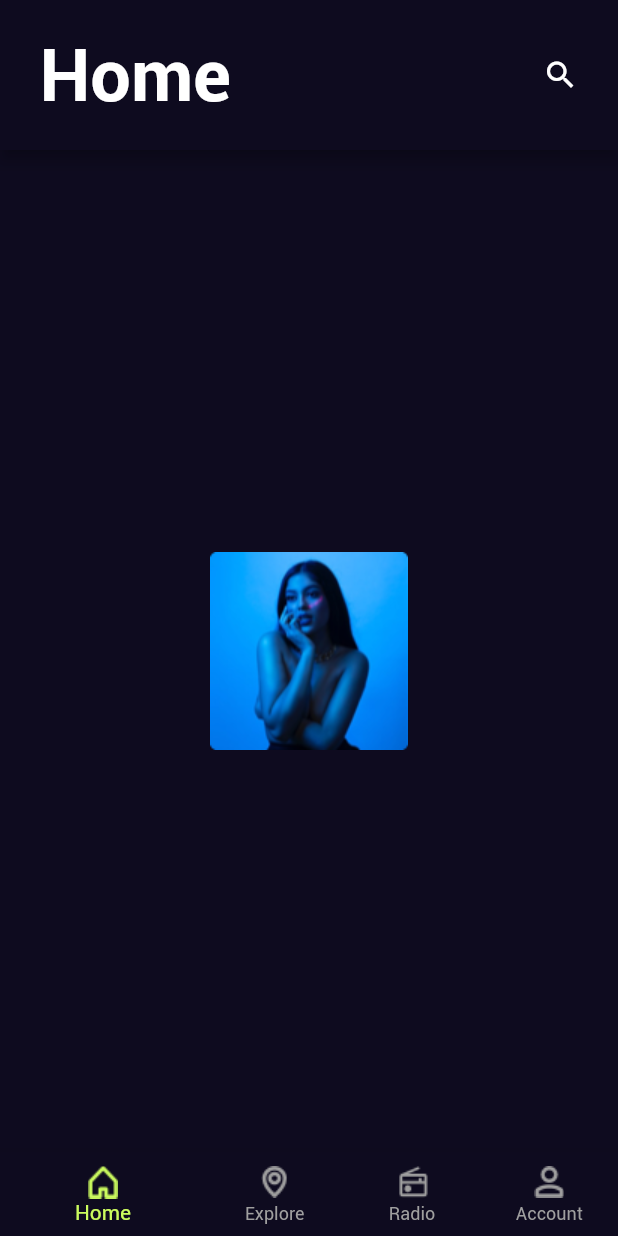
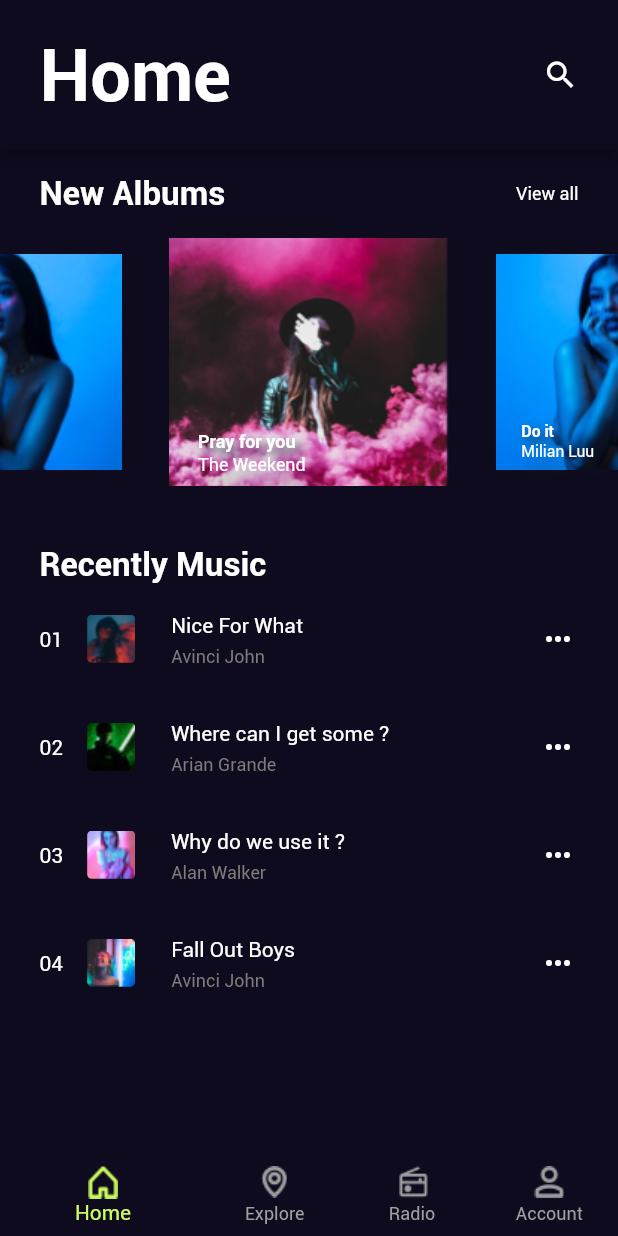
Before and after one commit to LuongDuyDat/Music-World-App, a Flutter app: the MyHomePage screen opened directly, on a phone screen of 412 x 824 dp. Run offline on Flutter 3.47's test engine with Material 2 defaults, Android fonts, the phone set to English and light mode, and no system bars; drawn by our look-alikes of carousel_slider.

Commit message:
add home page

```diff
--- /dev/null
+++ b/lib/components/song_tile.dart
@@ -0,0 +1,55 @@
+import 'package:flutter/material.dart';
+import 'package:music_world_app/util/colors.dart';
+import 'package:music_world_app/util/globals.dart';
+import 'package:music_world_app/util/text_style.dart';
+
+class SongListTile extends StatelessWidget {
+  final int? number;
+  final String leadingAsset;
+  final String songName;
+  final String artist;
+  const SongListTile({
+    Key? key,
+    this.number,
+    required this.leadingAsset,
+    required this.songName,
+    required this.artist
+  }) : super(key: key);
+
+  @override
+  Widget build(BuildContext context) {
+    return Row(
+      mainAxisAlignment: MainAxisAlignment.center,
+      children: [
+        number != null ? number! < 10 ? Text('0' + number.toString(), style: bodyRoboto2.copyWith(color: textPrimaryColor),)
+            : Text(number.toString(), style: bodyRoboto2.copyWith(color: textPrimaryColor),)
+            : const SizedBox(width: 0, height: 0,),
+        Flexible(
+          child:  ListTile(
+            leading: Padding(
+              padding: EdgeInsets.only(top: screenHeight * 0.00446),
+              child: ClipRRect(
+                borderRadius: BorderRadius.circular(3.0),
+                child: Image.asset(leadingAsset,),
+              ),
+            ),
+            title: Text(
+              songName,
+              style: bodyRoboto2.copyWith(color: textPrimaryColor),
+            ),
+            subtitle: Text(
+              artist,
+              style: bodyRegular3.copyWith(color: const Color(0xFF817A7A)),
+            ),
+            trailing: IconButton(
+              icon: const Icon(Icons.more_horiz),
+              color: textPrimaryColor,
+              onPressed: (){},
+            ),
+          ),
+        )
+      ],
+    );
+  }
+
+}
--- a/lib/screen/home/view/home_page.dart
+++ b/lib/screen/home/view/home_page.dart
@@ -1,14 +1,94 @@
+import 'package:carousel_slider/carousel_slider.dart';
+import 'package:flutter/cupertino.dart';
+import 'package:flutter/material.dart';
+import 'package:music_world_app/components/song_tile.dart';
+import 'package:music_world_app/util/colors.dart';
+import 'package:music_world_app/util/globals.dart';
+import 'package:music_world_app/util/text_style.dart';
 
-import 'package:flutter/cupertino.dart';
-
+import '../../../util/string.dart';
 
 class Home extends StatelessWidget {
   const Home({Key? key}) : super(key: key);
 
   @override
   Widget build(BuildContext context) {
-    return const Center(
-      child: ImageSlideBar(asset: "assets/images/Album1.png",),
+    return Column(
+      children: [
+        Padding(
+          padding: EdgeInsets.symmetric(vertical: screenHeight * 0.02, horizontal: screenWidth * 0.064),
+          child: Row(
+            mainAxisAlignment: MainAxisAlignment.spaceBetween,
+            children: [
+              Text(
+                newAlbumString,
+                style: title5.copyWith(color: textPrimaryColor),
+              ),
+              Text(
+                viewAllString,
+                style: bodyRegular3.copyWith(color: textPrimaryColor),
+              )
+            ],
+          ),
+        ),
+        CarouselSlider(
+            items: const [
+              ImageSlideBar(asset: "assets/images/Album1.png", title: "Do it", singer: "Milian Luu",),
+              ImageSlideBar(asset: "assets/images/Album2.png", title: "Pray for you", singer: "The Weekend",),
+              ImageSlideBar(asset: "assets/images/Album1.png", title: "Do it", singer: "Milian Luu",),
+            ],
+            options: CarouselOptions(
+              height: 0.2 * screenHeight,
+              initialPage: 1,
+              enableInfiniteScroll: true,
+              enlargeCenterPage: true,
+              viewportFraction: 0.5,
+            )
+        ),
+        Align(
+          alignment: Alignment.centerLeft,
+          child: Padding(
+            padding: EdgeInsets.only(top: screenHeight * 0.049, left: screenWidth * 0.064),
+            child: Text(
+              recentMusicString,
+              style: title5.copyWith(color: textPrimaryColor),
+            ),
+          ),
+        ),
+        Flexible(
+          child: Padding(
+            padding: EdgeInsets.only(left: screenWidth * 0.064),
+            child: ListView(
+              children: const [
+                SongListTile(
+                  leadingAsset: "assets/images/song1.png",
+                  songName: "Nice For What",
+                  artist: "Avinci John",
+                  number: 1,
+                ),
+                SongListTile(
+                  leadingAsset: "assets/images/song2.png",
+                  songName: "Where can I get some ?",
+                  artist: "Arian Grande",
+                  number: 2,
+                ),
+                SongListTile(
+                  leadingAsset: "assets/images/song3.png",
+                  songName: "Why do we use it ?",
+                  artist: "Alan Walker",
+                  number: 3,
+                ),
+                SongListTile(
+                  leadingAsset: "assets/images/song4.png",
+                  songName: "Fall Out Boys",
+                  artist: "Avinci John",
+                  number: 4,
+                ),
+              ],
+            ),
+          )
+        ),
+      ],
     );
   }
 
@@ -16,16 +96,58 @@ class Home extends StatelessWidget {
 
 class ImageSlideBar extends StatelessWidget {
   final String asset;
+  final String title;
+  final String singer;
   const ImageSlideBar({
     Key? key,
     required this.asset,
+    required this.title,
+    required this.singer,
   }) : super(key: key);
 
   @override
   Widget build(BuildContext context) {
     return Stack(
       children: [
-        Image.asset(asset, width: 200, height: 200,),
+        Image.asset(asset, width: screenWidth * 0.452, height: screenWidth * 0.452, fit: BoxFit.cover,),
+        Positioned(
+          left: screenWidth * 0.04626,
+          bottom: screenHeight * 0.008,
+          child: Column(
+            crossAxisAlignment: CrossAxisAlignment.start,
+            children: [
+              Text(
+                title,
+                style: bodyRegular3.copyWith(
+                  color: textPrimaryColor,
+                  fontWeight: FontWeight.bold,
+                  shadows: [
+                    Shadow(
+                      color: neutralColor3,
+                      blurRadius: 8,
+                      offset: const Offset(4.0, 4.0),
+                    )
+                  ],
+                ),
+              ),
+              SizedBox(height: screenHeight * 0.002,),
+              Text(
+                singer,
+                style: bodyRegular3.copyWith(
+                  color: textPrimaryColor,
+                  shadows: [
+                    Shadow(
+                      color: neutralColor3,
+                      blurRadius: 20,
+                      offset: const Offset(8.0, 8.0),
+                    )
+                  ],
+                ),
+
+              ),
+            ],
+          ),
+        )
       ],
     );
   }
--- a/lib/util/string.dart
+++ b/lib/util/string.dart
@@ -26,3 +26,6 @@ String homeString = lang=='en'?'Home':'Trang chủ';
 String exploreString = lang=='en'?'Explore':'Khám phá';
 String radioString = "Radio";
 String accountString = lang=='en'?'Account':'Tài khoản';
+String newAlbumString = lang=='en'?'New Albums':'Album mới';
+String viewAllString = lang=='en'?'View all':'Xem tất cả';
+String recentMusicString = lang=='en'?'Recently Music':'Gần đây';
--- a/pubspec.yaml
+++ b/pubspec.yaml
@@ -30,6 +30,7 @@ dependencies:
   flutter:
     sdk: flutter
   flutter_verification_code: ^1.1.3
+  carousel_slider: ^4.1.1
 
 
   # The following adds the Cupertino Icons font to your application.
```
Also changed, not shown: assets/images/song1.png (added), assets/images/song2.png (added), assets/images/song3.png (added), assets/images/song4.png (added), pubspec.lock.
